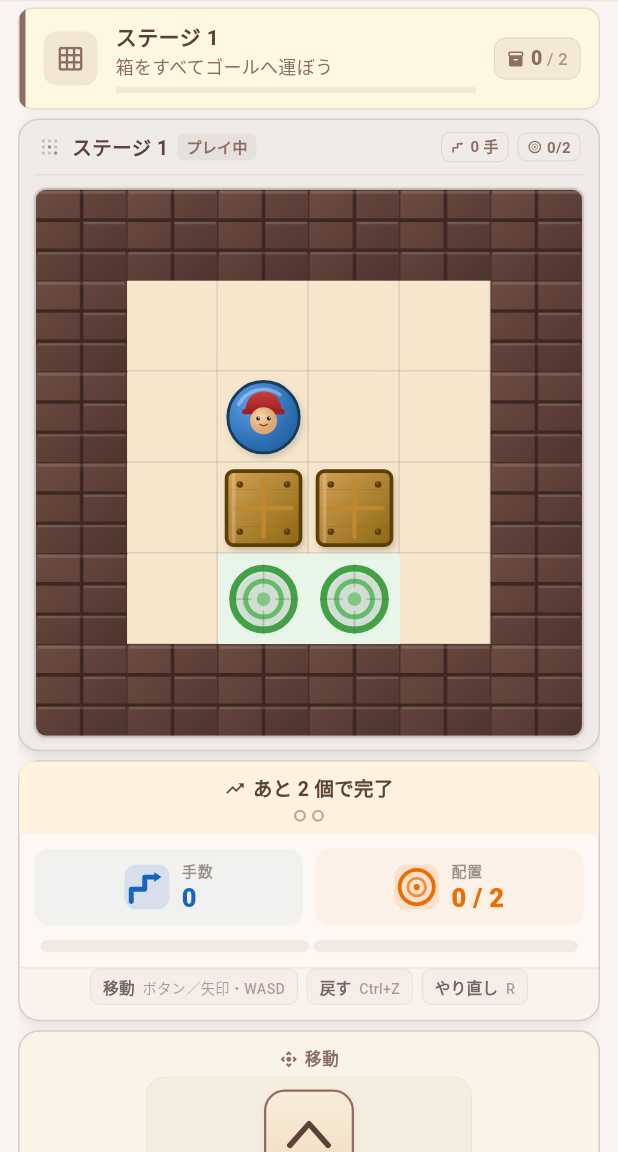
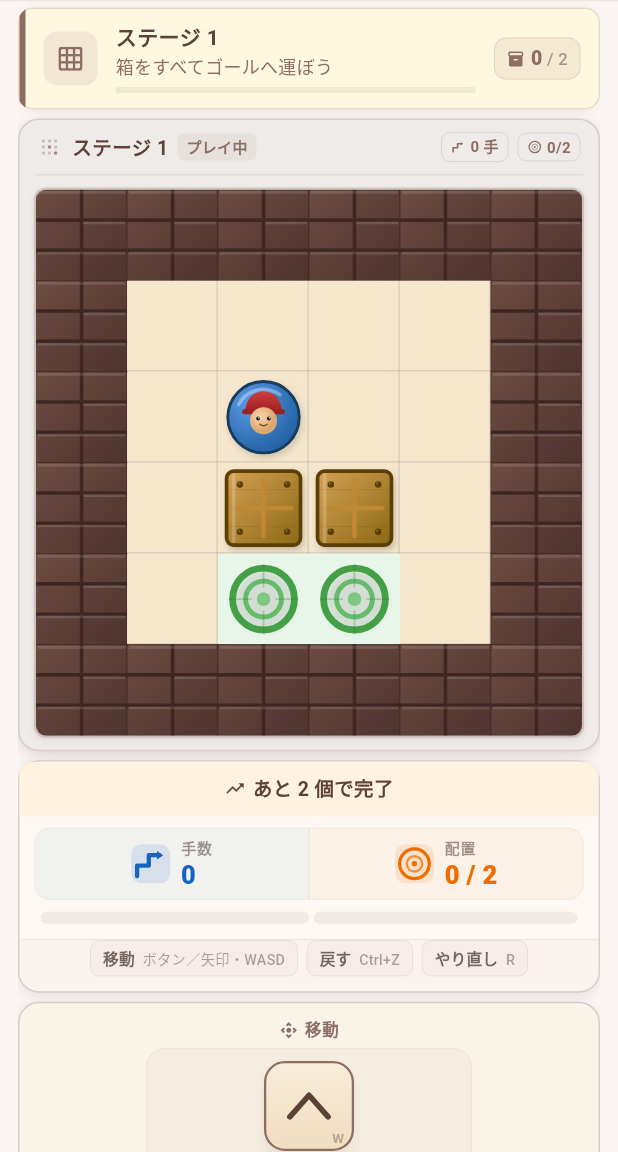
Before and after one commit to mozuq-lab/sokoban-app, a Flutter app: the screen it shows after launch, on a phone screen of 412 x 824 dp, the part 84-1236 px from its top. Run offline on Flutter 3.47's test engine with Material 3 defaults, Android fonts, the phone set to English and light mode, and no system bars.

Commit message:
改善: ステータスカードの統計表示を整理する (#84)

```diff
--- a/lib/features/game/presentation/home_screen.dart
+++ b/lib/features/game/presentation/home_screen.dart
@@ -1685,18 +1685,31 @@ class _StatusCard extends StatelessWidget {
           ),
           // --- 進捗情報（手数・配置状況） ---
           Padding(
-            padding: const EdgeInsets.symmetric(horizontal: 10, vertical: 10),
+            padding: const EdgeInsets.symmetric(horizontal: 10, vertical: 8),
+            child: Container(
+              decoration: BoxDecoration(
+                borderRadius: BorderRadius.circular(10),
+                border: Border.all(
+                  color: const Color(0xFFE0D6CC).withValues(alpha: 0.6),
+                  width: 0.5,
+                ),
+              ),
+              child: IntrinsicHeight(
                 child: Row(
                   children: [
                     Expanded(
                       child: Container(
                         padding: const EdgeInsets.symmetric(
-                      vertical: 8,
+                          vertical: 6,
                           horizontal: 6,
                         ),
                         decoration: BoxDecoration(
-                      color: const Color(0xFF1565C0).withValues(alpha: 0.05),
-                      borderRadius: BorderRadius.circular(10),
+                          color: const Color(0xFF1565C0)
+                              .withValues(alpha: 0.05),
+                          borderRadius: const BorderRadius.only(
+                            topLeft: Radius.circular(9.5),
+                            bottomLeft: Radius.circular(9.5),
+                          ),
                         ),
                         child: _StatItem(
                           iconWidget: CustomPaint(
@@ -1710,11 +1723,15 @@ class _StatusCard extends StatelessWidget {
                         ),
                       ),
                     ),
-                const SizedBox(width: 8),
+                    Container(
+                      key: const Key('stat_divider'),
+                      width: 1,
+                      color: const Color(0xFFE0D6CC).withValues(alpha: 0.6),
+                    ),
                     Expanded(
                       child: Container(
                         padding: const EdgeInsets.symmetric(
-                      vertical: 8,
+                          vertical: 6,
                           horizontal: 6,
                         ),
                         decoration: BoxDecoration(
@@ -1722,7 +1739,10 @@ class _StatusCard extends StatelessWidget {
                                   ? Colors.green
                                   : Colors.orange.shade800)
                               .withValues(alpha: 0.05),
-                      borderRadius: BorderRadius.circular(10),
+                          borderRadius: const BorderRadius.only(
+                            topRight: Radius.circular(9.5),
+                            bottomRight: Radius.circular(9.5),
+                          ),
                         ),
                         child: _StatItem(
                           iconWidget: CustomPaint(
@@ -1743,6 +1763,8 @@ class _StatusCard extends StatelessWidget {
                       ),
                     ),
                   ],
+                ),
+              ),
             ),
           ),
           // --- 配置セグメントバー ---
@@ -1863,8 +1885,6 @@ class _StatusCard extends StatelessWidget {
       key = ValueKey('summary-progress-$remainingBoxes');
     }
 
-    final int placedCount = totalBoxes - remainingBoxes;
-
     final IconData summaryIcon;
     if (isSolved) {
       summaryIcon = Icons.check_circle_outline;
@@ -1900,35 +1920,6 @@ class _StatusCard extends StatelessWidget {
               ),
             ],
           ),
-          if (totalBoxes > 0) ...[
-            const SizedBox(height: 4),
-            Row(
-              mainAxisAlignment: MainAxisAlignment.center,
-              children: List.generate(totalBoxes, (i) {
-                final bool placed = i < placedCount;
-                return Padding(
-                  padding: EdgeInsets.only(left: i == 0 ? 0 : 4),
-                  child: AnimatedContainer(
-                    key: ValueKey('progress-dot-$i'),
-                    duration: const Duration(milliseconds: 300),
-                    curve: Curves.easeInOut,
-                    width: placed ? 10 : 8,
-                    height: placed ? 10 : 8,
-                    decoration: BoxDecoration(
-                      shape: BoxShape.circle,
-                      color: placed ? textColor.withValues(alpha: 0.8) : null,
-                      border: placed
-                          ? null
-                          : Border.all(
-                              color: textColor.withValues(alpha: 0.4),
-                              width: 1.5,
-                            ),
-                    ),
-                  ),
-                );
-              }),
-            ),
-          ],
         ],
       ),
     );
@@ -1957,15 +1948,15 @@ class _StatItem extends StatelessWidget {
       mainAxisSize: MainAxisSize.min,
       children: [
         Container(
-          width: 30,
-          height: 30,
+          width: 26,
+          height: 26,
           decoration: BoxDecoration(
             color: iconColor.withValues(alpha: 0.12),
-            borderRadius: BorderRadius.circular(8),
+            borderRadius: BorderRadius.circular(7),
           ),
           child: iconWidget,
         ),
-        const SizedBox(width: 8),
+        const SizedBox(width: 7),
         Flexible(
           child: Column(
             crossAxisAlignment: CrossAxisAlignment.start,
```
Also changed, not shown: 1 other file. Lines whose indentation alone changed are shown as unchanged.
